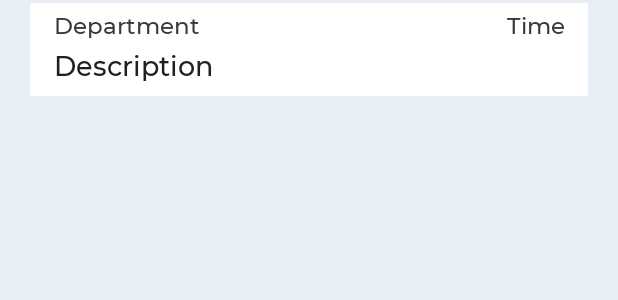
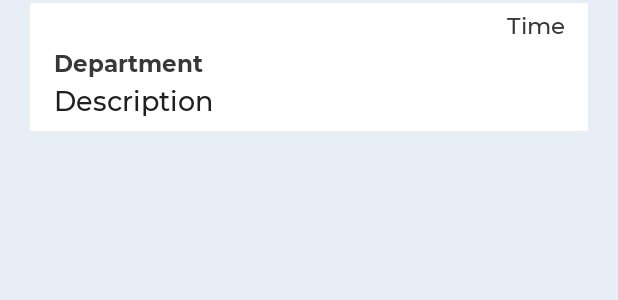
Before and after one commit to Ashwik/Fest-Manager-App, an Android app: the layout fragment_feed_item.xml on its own in the app's theme, with its tools: preview values and no code run, on a phone screen of 412 x 824 dp. Shown: the top 300 px of the screen. Run offline under Robolectric (Android 15) with nearby library versions, the phone set to English and light mode, and no system bars.

Commit message:
Feed Ui changes

```diff
--- a/app/src/main/res/layout/fragment_feed_item.xml
+++ b/app/src/main/res/layout/fragment_feed_item.xml
@@ -21,25 +21,6 @@
         android:paddingBottom="4dp"
         >
 
-        <LinearLayout
-            android:layout_width="match_parent"
-            android:layout_height="match_parent"
-            android:orientation="horizontal"
-            android:paddingBottom="2dp"
-            >
-
-            <TextView
-                android:id="@+id/dept"
-                android:layout_width="wrap_content"
-                android:layout_height="wrap_content"
-                android:layout_marginTop="4dp"
-                android:paddingLeft="16dp"
-                android:paddingRight="16dp"
-                android:text="Department"
-                android:textColor="@color/lighttextcolor"
-                android:textIsSelectable="true"
-                android:textSize="15sp" />
-
         <TextView
             android:id="@+id/time"
             android:layout_width="match_parent"
@@ -53,7 +34,19 @@
             android:textColor="@color/lighttextcolor"
             android:textIsSelectable="true"
             android:textSize="15sp" />
-        </LinearLayout>
+
+        <TextView
+            android:id="@+id/dept"
+            android:layout_width="match_parent"
+            android:layout_height="wrap_content"
+            android:layout_marginTop="4dp"
+            android:paddingLeft="16dp"
+            android:paddingRight="16dp"
+            android:text="Department"
+            android:fontFamily="@font/montserratbold"
+            android:textColor="@color/lighttextcolor"
+            android:textIsSelectable="true"
+            android:textSize="15sp" />
 
         <TextView
             android:id="@+id/desc"
```
Lines whose indentation alone changed are shown as unchanged.
